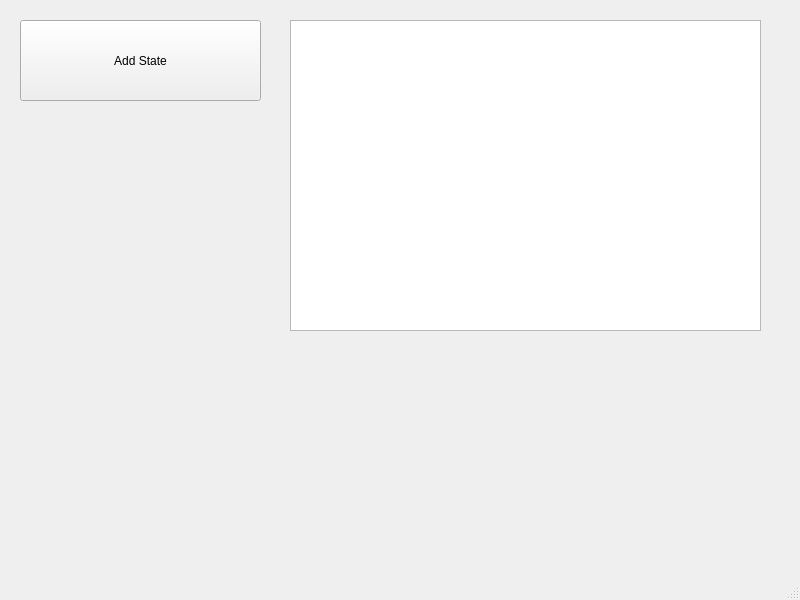
The window that mainwindow.ui (softlukas/fsm-execution-analyzer) describes before a commit, drawn with Qt 5.
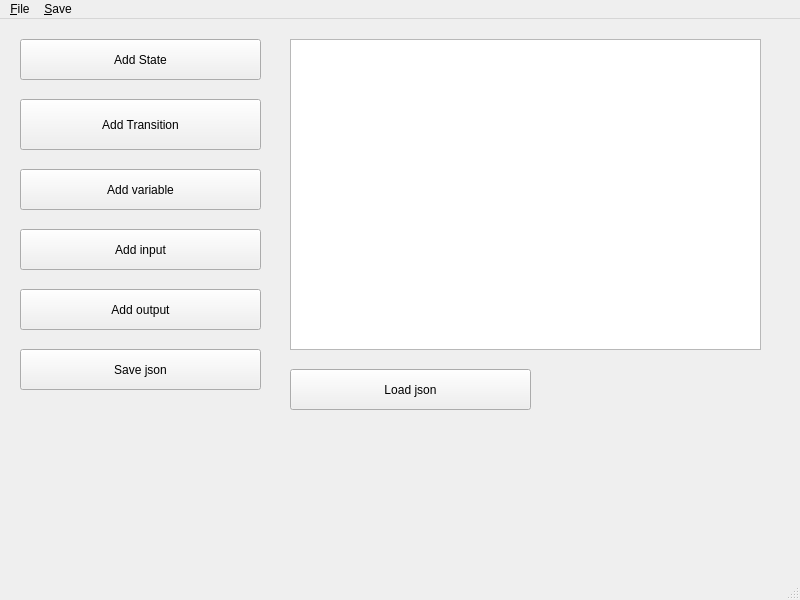
The same window after the commit. Custom widgets are drawn as their Qt base class.

Commit message: feat: create state and transition

```diff
--- a/mainwindow.ui
+++ b/mainwindow.ui
@@ -20,7 +20,7 @@
       <x>20</x>
       <y>20</y>
       <width>241</width>
-      <height>81</height>
+      <height>41</height>
      </rect>
     </property>
     <property name="text">
@@ -37,6 +37,84 @@
      </rect>
     </property>
    </widget>
+   <widget class="QPushButton" name="addTransitionButton">
+    <property name="geometry">
+     <rect>
+      <x>20</x>
+      <y>80</y>
+      <width>241</width>
+      <height>51</height>
+     </rect>
+    </property>
+    <property name="text">
+     <string>Add Transition</string>
+    </property>
+   </widget>
+   <widget class="QPushButton" name="addVariableButton">
+    <property name="geometry">
+     <rect>
+      <x>20</x>
+      <y>150</y>
+      <width>241</width>
+      <height>41</height>
+     </rect>
+    </property>
+    <property name="text">
+     <string>Add variable</string>
+    </property>
+   </widget>
+   <widget class="QPushButton" name="addInputButton">
+    <property name="geometry">
+     <rect>
+      <x>20</x>
+      <y>210</y>
+      <width>241</width>
+      <height>41</height>
+     </rect>
+    </property>
+    <property name="text">
+     <string>Add input</string>
+    </property>
+   </widget>
+   <widget class="QPushButton" name="addOutputButton">
+    <property name="geometry">
+     <rect>
+      <x>20</x>
+      <y>270</y>
+      <width>241</width>
+      <height>41</height>
+     </rect>
+    </property>
+    <property name="text">
+     <string>Add output</string>
+    </property>
+   </widget>
+   <widget class="QPushButton" name="saveJsonButton">
+    <property name="geometry">
+     <rect>
+      <x>20</x>
+      <y>330</y>
+      <width>241</width>
+      <height>41</height>
+     </rect>
+    </property>
+    <property name="text">
+     <string>Save json</string>
+    </property>
+   </widget>
+   <widget class="QPushButton" name="loadJsonButton">
+    <property name="geometry">
+     <rect>
+      <x>290</x>
+      <y>350</y>
+      <width>241</width>
+      <height>41</height>
+     </rect>
+    </property>
+    <property name="text">
+     <string>Load json</string>
+    </property>
+   </widget>
   </widget>
   <widget class="QMenuBar" name="menubar">
    <property name="geometry">
@@ -47,9 +125,28 @@
      <height>20</height>
     </rect>
    </property>
+   <widget class="QMenu" name="menu_File">
+    <property name="title">
+     <string>&amp;File</string>
+    </property>
+   </widget>
+   <widget class="QMenu" name="actionSave">
+    <property name="title">
+     <string>&amp;Save</string>
+    </property>
+   </widget>
+   <addaction name="menu_File"/>
+   <addaction name="actionSave"/>
   </widget>
   <widget class="QStatusBar" name="statusbar"/>
  </widget>
+ <customwidgets>
+  <customwidget>
+   <class>GraphicsView</class>
+   <extends>QGraphicsView</extends>
+   <header>Graphicsview.h</header>
+  </customwidget>
+ </customwidgets>
  <resources/>
  <connections/>
 </ui>
```
Left out of the diff: 2 changed lines with no effect on the pictures. The commit also changes 14 other files.
